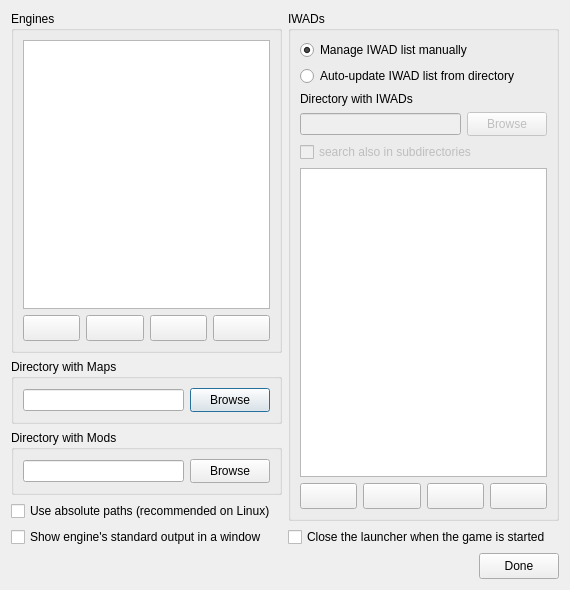
The window that Forms/SetupDialog.ui (Youda008/DoomRunner) describes before a commit, drawn with Qt 5.
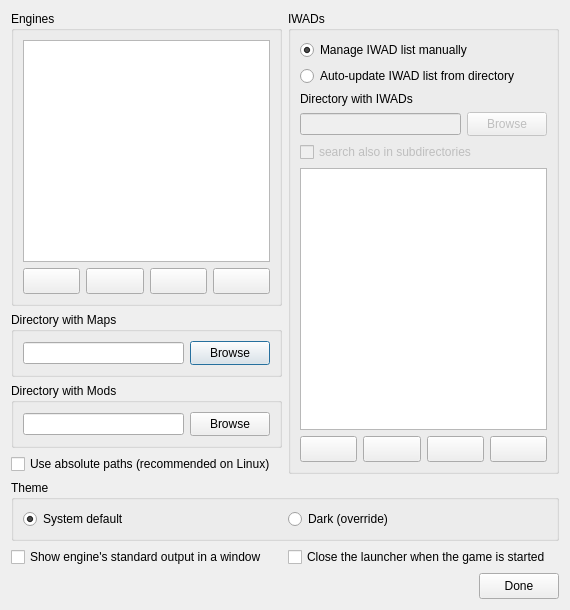
The same window after the commit. Icons and pictures are not drawn. Custom widgets are drawn as their Qt base class.

Commit message: dark theme :)

Patch:
```diff
--- a/Forms/SetupDialog.ui
+++ b/Forms/SetupDialog.ui
@@ -10,7 +10,7 @@
     <x>0</x>
     <y>0</y>
     <width>570</width>
-    <height>590</height>
+    <height>610</height>
    </rect>
   </property>
   <property name="windowTitle">
@@ -414,6 +414,32 @@
      </item>
     </layout>
    </item>
+   <item>
+    <widget class="QGroupBox" name="themeGrpBox">
+     <property name="title">
+      <string>Theme</string>
+     </property>
+     <layout class="QHBoxLayout" name="horizontalLayout_9">
+      <item>
+       <widget class="QRadioButton" name="themeBtn_system">
+        <property name="text">
+         <string>System default</string>
+        </property>
+        <property name="checked">
+         <bool>true</bool>
+        </property>
+       </widget>
+      </item>
+      <item>
+       <widget class="QRadioButton" name="themeBtn_dark">
+        <property name="text">
+         <string>Dark (override)</string>
+        </property>
+       </widget>
+      </item>
+     </layout>
+    </widget>
+   </item>
    <item>
     <layout class="QHBoxLayout" name="horizontalLayout_7">
      <item>
```
The commit also changes 17 other files.
